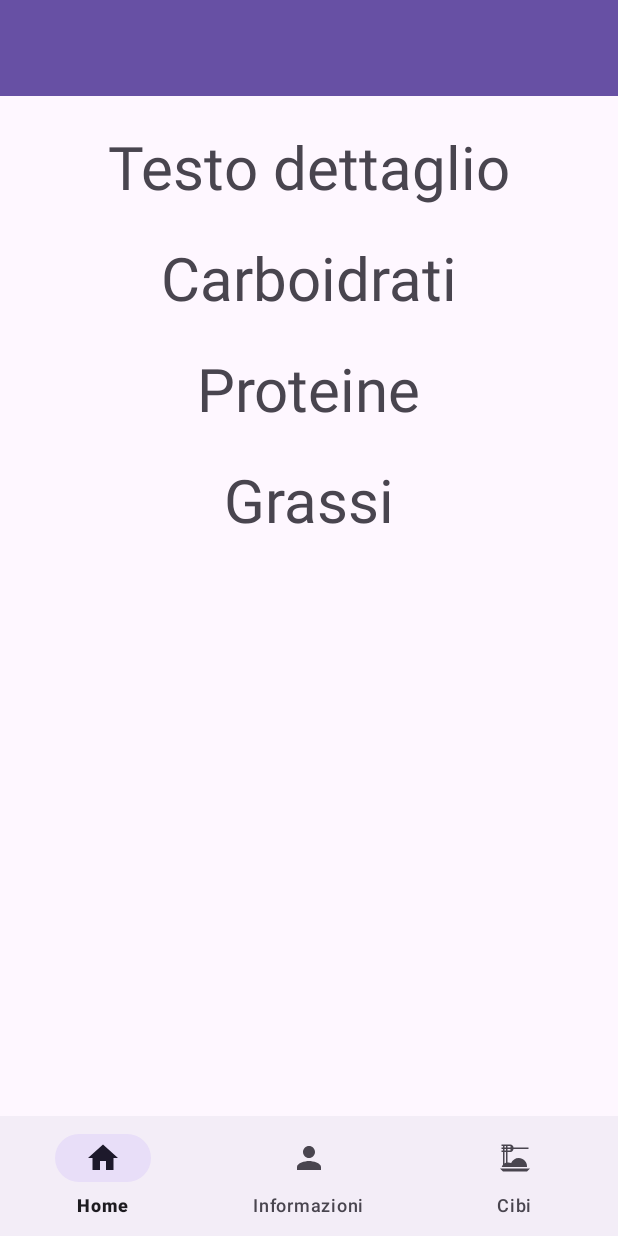
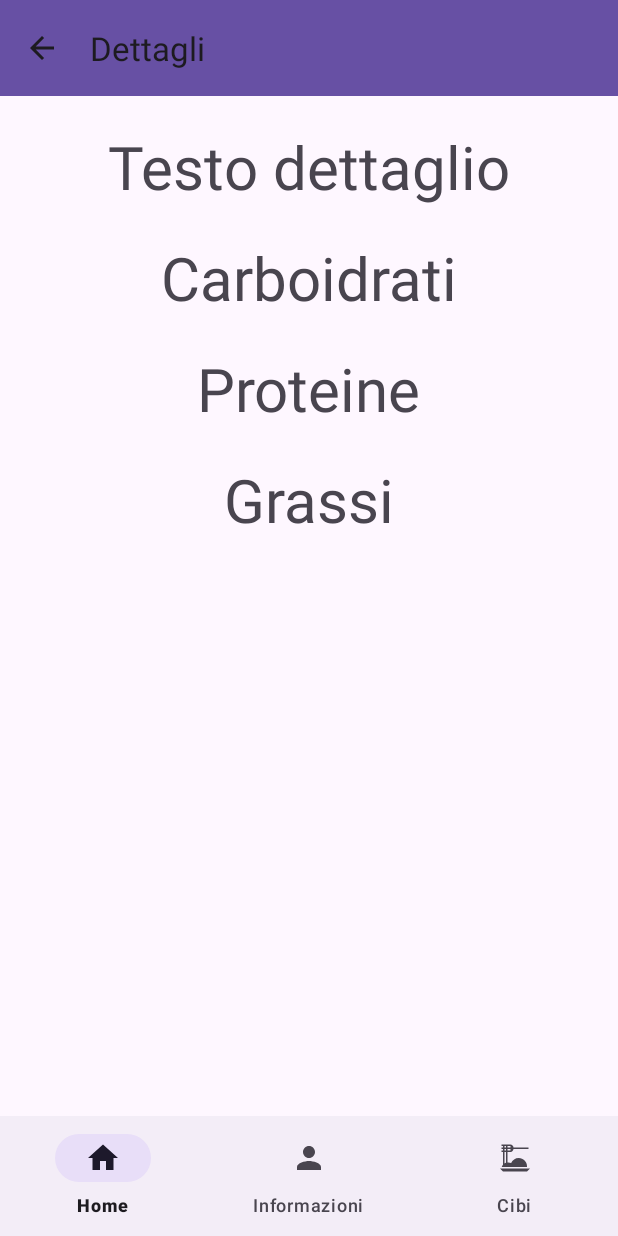
Before and after one commit to Albyoneone/DietaMacro, an Android app: the fragment DettaglioCibo placed in its activity, on a phone screen of 412 x 824 dp. Run offline under Robolectric (Android 15) with nearby library versions, the phone set to English and light mode, and no system bars.

Commit message:
Aggiunta: - possibilità di tornare indietro dal fragment dettaglioCibo

```diff
--- a/app/src/main/java/com/example/dietamacro/DettaglioCibo.java
+++ b/app/src/main/java/com/example/dietamacro/DettaglioCibo.java
@@ -2,11 +2,14 @@ package com.example.dietamacro;
 
 import android.os.Bundle;
 
+import androidx.appcompat.app.AppCompatActivity;
+import androidx.appcompat.widget.Toolbar;
 import androidx.fragment.app.Fragment;
 
 import android.view.LayoutInflater;
 import android.view.View;
 import android.view.ViewGroup;
+
 
 public class DettaglioCibo extends Fragment {
 
@@ -23,8 +26,21 @@ public class DettaglioCibo extends Fragment {
     public View onCreateView(LayoutInflater inflater, ViewGroup container,
                              Bundle savedInstanceState) {
 
+        View view = inflater.inflate(R.layout.fragment_dettaglio_cibo, container, false);
 
 
-        return inflater.inflate(R.layout.fragment_dettaglio_cibo, container, false);
+        Toolbar toolbar = view.findViewById(R.id.toolbar);
+        ((AppCompatActivity) requireActivity()).setSupportActionBar(toolbar);
+
+        ((AppCompatActivity) requireActivity()).getSupportActionBar().setDisplayHomeAsUpEnabled(true);
+
+        toolbar.setNavigationOnClickListener(v -> {
+            //tasto per tornare indietro
+            getActivity().getSupportFragmentManager().popBackStack();
+        });
+
+
+
+        return view;
     }
 }
--- /dev/null
+++ b/app/src/main/res/drawable/baseline_arrow_back_24.xml
@@ -0,0 +1,5 @@
+<vector android:autoMirrored="true" android:height="24dp"
+    android:tint="#000000" android:viewportHeight="24"
+    android:viewportWidth="24" android:width="24dp" xmlns:android="http://schemas.android.com/apk/res/android">
+    <path android:fillColor="@android:color/white" android:pathData="M20,11H7.83l5.59,-5.59L12,4l-8,8 8,8 1.41,-1.41L7.83,13H20v-2z"/>
+</vector>
--- a/app/src/main/res/layout/activity_main.xml
+++ b/app/src/main/res/layout/activity_main.xml
@@ -6,15 +6,6 @@
     android:layout_height="match_parent"
     tools:context=".MainActivity">
 
-    <androidx.appcompat.widget.Toolbar
-        android:id="@+id/toolbar"
-        android:layout_width="match_parent"
-        android:layout_height="wrap_content"
-        android:background="?attr/colorPrimary"
-        app:layout_constraintEnd_toEndOf="parent"
-        app:layout_constraintStart_toStartOf="parent"
-        app:layout_constraintTop_toTopOf="parent" />
-
     <FrameLayout
         android:id="@+id/frame_layout"
         android:layout_width="0dp"
@@ -22,7 +13,8 @@
         app:layout_constraintBottom_toTopOf="@+id/bottomNavigationView"
         app:layout_constraintEnd_toEndOf="parent"
         app:layout_constraintStart_toStartOf="parent"
-        app:layout_constraintTop_toBottomOf="@+id/toolbar"/>
+        app:layout_constraintTop_toTopOf="parent"
+        />
 
     <com.google.android.material.bottomnavigation.BottomNavigationView
         android:id="@+id/bottomNavigationView"
@@ -31,8 +23,7 @@
         app:layout_constraintBottom_toBottomOf="parent"
         app:layout_constraintEnd_toEndOf="parent"
         app:layout_constraintStart_toStartOf="parent"
-        app:menu="@menu/bottom_nav">
-    </com.google.android.material.bottomnavigation.BottomNavigationView>
+        app:menu="@menu/bottom_nav"/>
 
 
 </androidx.constraintlayout.widget.ConstraintLayout>
--- a/app/src/main/res/layout/fragment_dettaglio_cibo.xml
+++ b/app/src/main/res/layout/fragment_dettaglio_cibo.xml
@@ -3,49 +3,61 @@
     xmlns:tools="http://schemas.android.com/tools"
     android:layout_width="match_parent"
     android:layout_height="match_parent"
+    xmlns:app="http://schemas.android.com/apk/res-auto"
     tools:context=".DettaglioCibo"
-    android:orientation="vertical"
-    >
+    android:orientation="vertical">
+
+    <androidx.appcompat.widget.Toolbar
+        android:id="@+id/toolbar"
+        android:layout_width="match_parent"
+        android:layout_height="wrap_content"
+        android:background="?attr/colorPrimary"
+        android:minHeight="?attr/actionBarSize"
+        android:theme="?attr/actionBarTheme"
+        app:title="Dettagli"
+        />
+
+    <LinearLayout
+        android:layout_width="match_parent"
+        android:layout_height="match_parent"
+        android:orientation="vertical">
 
         <TextView
             android:id="@+id/testoDettaglio"
             android:layout_width="wrap_content"
             android:layout_height="wrap_content"
-        android:text="Testo dettaglio"
-        android:textSize="40sp"
             android:layout_gravity="center"
             android:layout_marginTop="20sp"
-        />
+            android:text="Testo dettaglio"
+            android:textSize="40sp" />
 
         <TextView
             android:id="@+id/testoDettaglioCarboidrati"
             android:layout_width="wrap_content"
             android:layout_height="wrap_content"
-        android:text="Carboidrati"
-        android:textSize="40sp"
             android:layout_gravity="center"
             android:layout_marginTop="20sp"
-        />
+            android:text="Carboidrati"
+            android:textSize="40sp" />
 
         <TextView
             android:id="@+id/testoDettaglioProteine"
             android:layout_width="wrap_content"
             android:layout_height="wrap_content"
-        android:text="Proteine"
-        android:textSize="40sp"
             android:layout_gravity="center"
             android:layout_marginTop="20sp"
-        />
+            android:text="Proteine"
+            android:textSize="40sp" />
 
         <TextView
             android:id="@+id/testoDettaglioGrassi"
             android:layout_width="wrap_content"
             android:layout_height="wrap_content"
-        android:text="Grassi"
-        android:textSize="40sp"
             android:layout_gravity="center"
             android:layout_marginTop="20sp"
-        />
-
+            android:text="Grassi"
+            android:textSize="40sp" />
 
     </LinearLayout>
+
+</LinearLayout>
--- a/app/src/main/res/layout/fragment_informazioni_personali.xml
+++ b/app/src/main/res/layout/fragment_informazioni_personali.xml
@@ -4,6 +4,12 @@
     android:layout_width="match_parent"
     android:layout_height="match_parent"
     tools:context=".InformazioniPersonaliFragment">
+
+    <androidx.appcompat.widget.Toolbar
+        android:id="@+id/toolbar"
+        android:layout_width="match_parent"
+        android:layout_height="wrap_content"
+        android:background="?attr/colorPrimary" />
 
     <TextView
         android:layout_width="wrap_content"
```
Also changed, not shown: app/src/main/res/layout/fragment_home.xml (+24 -8 lines), app/src/main/res/layout/fragment_lista_cibi.xml (+18 -6 lines). Lines whose indentation alone changed are shown as unchanged.
